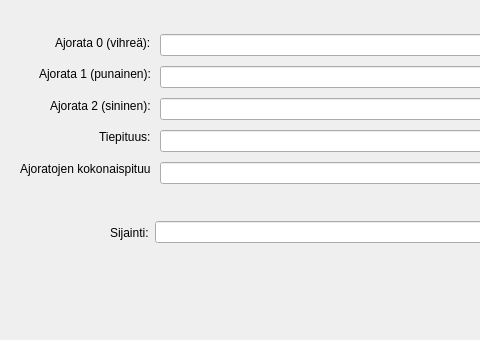
Above: dialogs/Ajoradat_dialog.ui from finnishtransportagency/QGIS-tieosoitetyokalu before the change; both pictures show x 0 to 480 and y 0 to 340 of the 811 by 340 pixel window. Below: the same form after it.
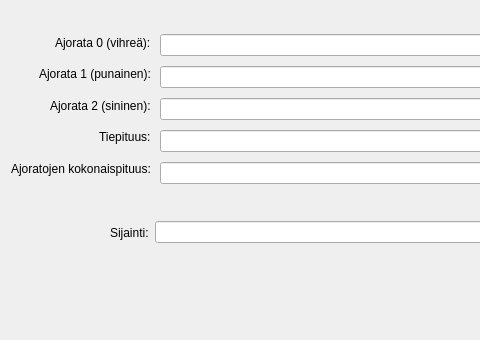
That is the form after the change.

```diff
--- a/dialogs/Ajoradat_dialog.ui
+++ b/dialogs/Ajoradat_dialog.ui
@@ -16,9 +16,9 @@
   <widget class="QWidget" name="verticalLayoutWidget">
    <property name="geometry">
     <rect>
-     <x>20</x>
+     <x>0</x>
      <y>30</y>
-     <width>131</width>
+     <width>151</width>
      <height>151</height>
     </rect>
    </property>
@@ -51,7 +51,7 @@
       </property>
      </widget>
     </item>
-    <item>
+    <item alignment="Qt::AlignRight">
      <widget class="QLabel" name="label_6">
       <property name="text">
        <string>Ajoratojen kokonaispituus:</string>
```
